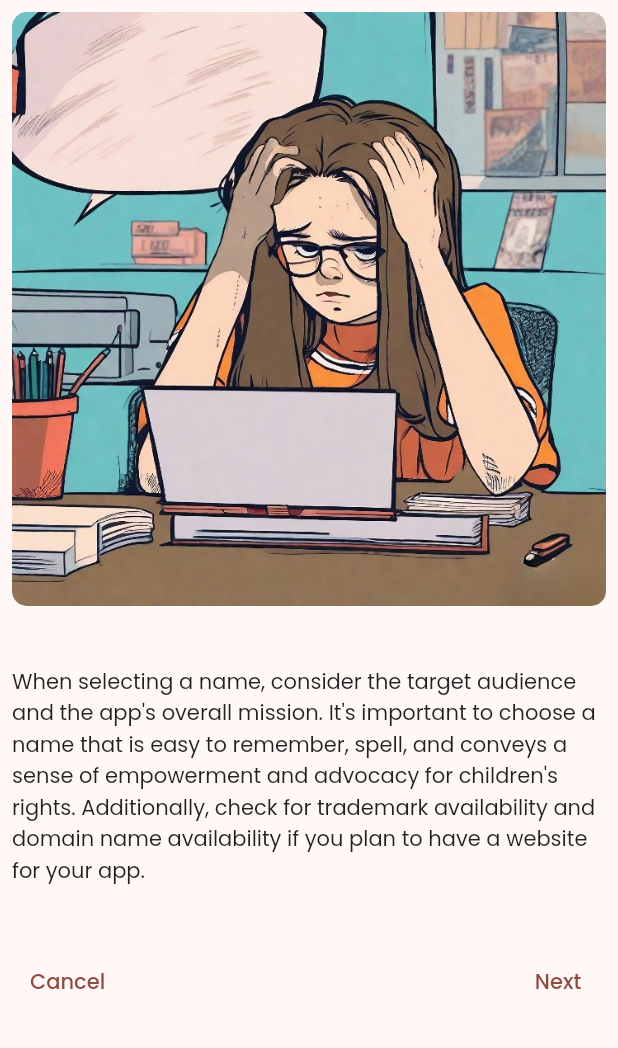
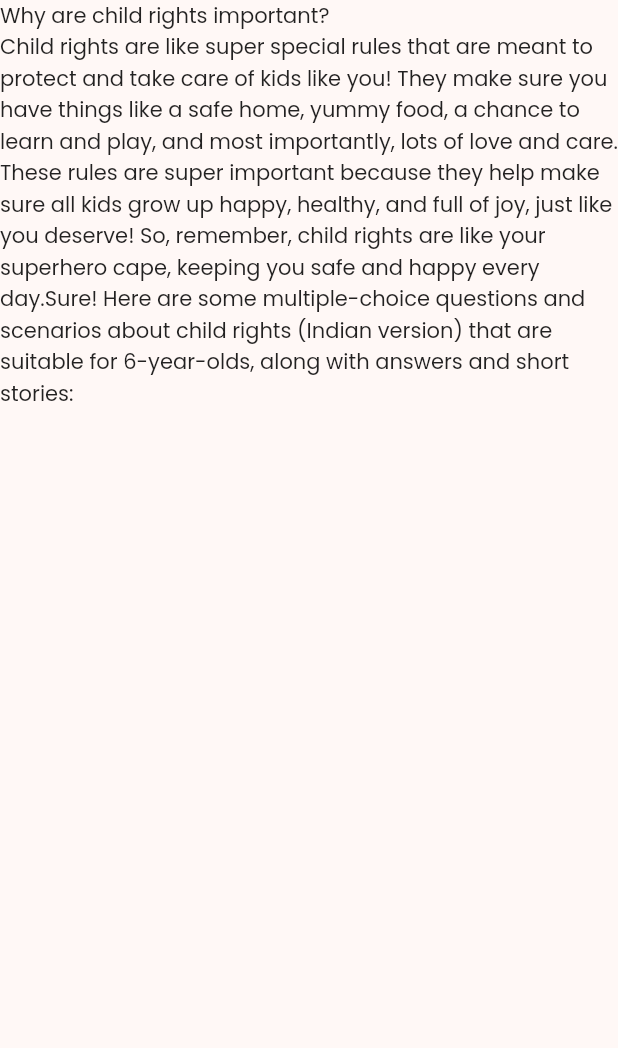
Before and after one commit to techtitansmbcet2023/RightsQuest, a Flutter app: the QuizPage screen opened directly, on a phone screen of 412 x 824 dp, the part 45-1093 px from its top. Run offline on Flutter 3.47's test engine with Material 2 defaults, Android fonts, the light colour scheme and no system bars; our stand-ins replace firebase_core, flutter_svg, google_fonts; accounts and stored records are empty.

Commit message:
Quiz page added

```diff
--- a/lib/views/chapters_tab.dart
+++ b/lib/views/chapters_tab.dart
@@ -14,7 +14,7 @@ class ChaptersTab extends StatelessWidget {
           itemBuilder: (BuildContext context, int index) {
             return InkWell(
               onTap: () {
-                Navigator.push(context, MaterialPageRoute(builder: (context) => QuizPage()));
+                Navigator.push(context, MaterialPageRoute(builder: (context) => QuizIntroPage()));
               },
 
               borderRadius: BorderRadius.circular(10),
--- /dev/null
+++ b/lib/views/quiz.dart
@@ -0,0 +1,18 @@
+import 'package:flutter/material.dart';
+import 'package:rights_quest/widgets/top_app_bar.dart';
+
+class QuizPage extends StatelessWidget {
+  const QuizPage({super.key});
+
+  @override
+  Widget build(BuildContext context) {
+    return Scaffold(
+      appBar: TopAppBar(),
+      body: ListView(
+        children: [
+          Text("Why are child rights important?\nChild rights are like super special rules that are meant to protect and take care of kids like you! They make sure you have things like a safe home, yummy food, a chance to learn and play, and most importantly, lots of love and care. These rules are super important because they help make sure all kids grow up happy, healthy, and full of joy, just like you deserve! So, remember, child rights are like your superhero cape, keeping you safe and happy every day.Sure! Here are some multiple-choice questions and scenarios about child rights (Indian version) that are suitable for 6-year-olds, along with answers and short stories:")
+        ],
+      ),
+    );
+  }
+}
--- a/lib/views/quiz_intro.dart
+++ b/lib/views/quiz_intro.dart
@@ -1,8 +1,9 @@
 import 'package:flutter/material.dart';
 import 'package:rights_quest/widgets/top_app_bar.dart';
+import 'quiz.dart';
 
-class QuizPage extends StatelessWidget {
-  const QuizPage({super.key});
+class QuizIntroPage extends StatelessWidget {
+  const QuizIntroPage({super.key});
 
   @override
   Widget build(BuildContext context) {
@@ -28,7 +29,12 @@ class QuizPage extends StatelessWidget {
               children: [
                 TextButton(child: Text("Cancel"), onPressed: (){Navigator.pop(context);}),
 
-                TextButton(child: Text("Next"), onPressed: (){}),
+                TextButton(child: Text("Next"), onPressed: () {
+                  Navigator.push(context,
+                    MaterialPageRoute(builder: (context) => QuizPage()),
+                  );
+                },
+                ),
               ],
             ),
           ],
```
